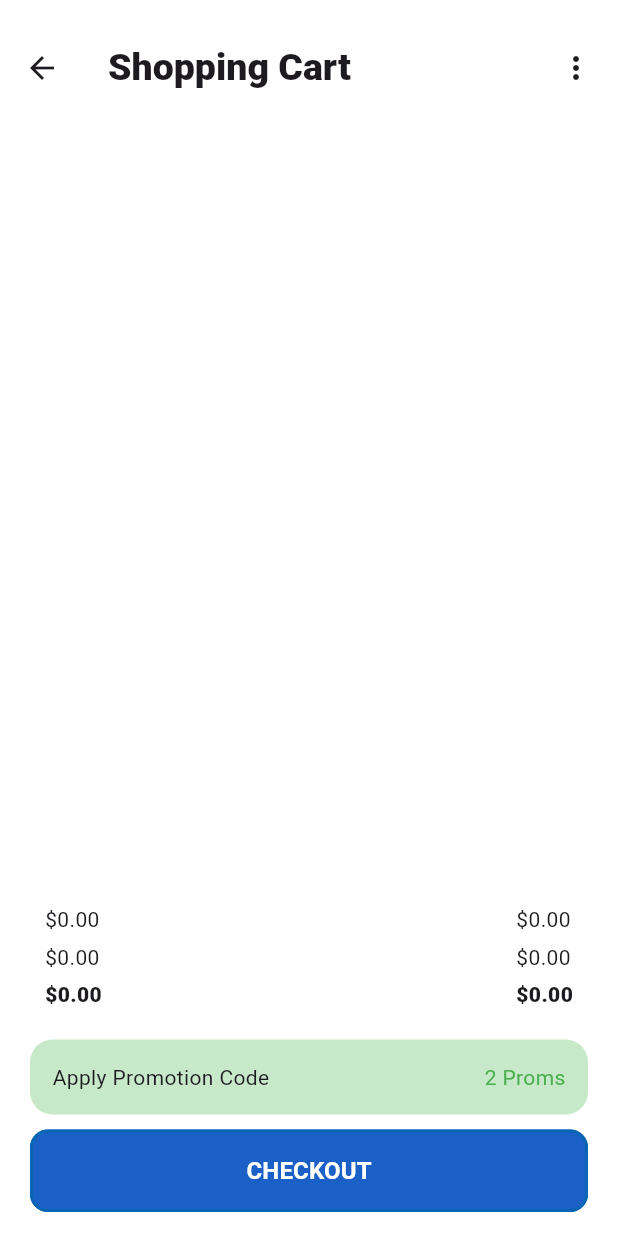
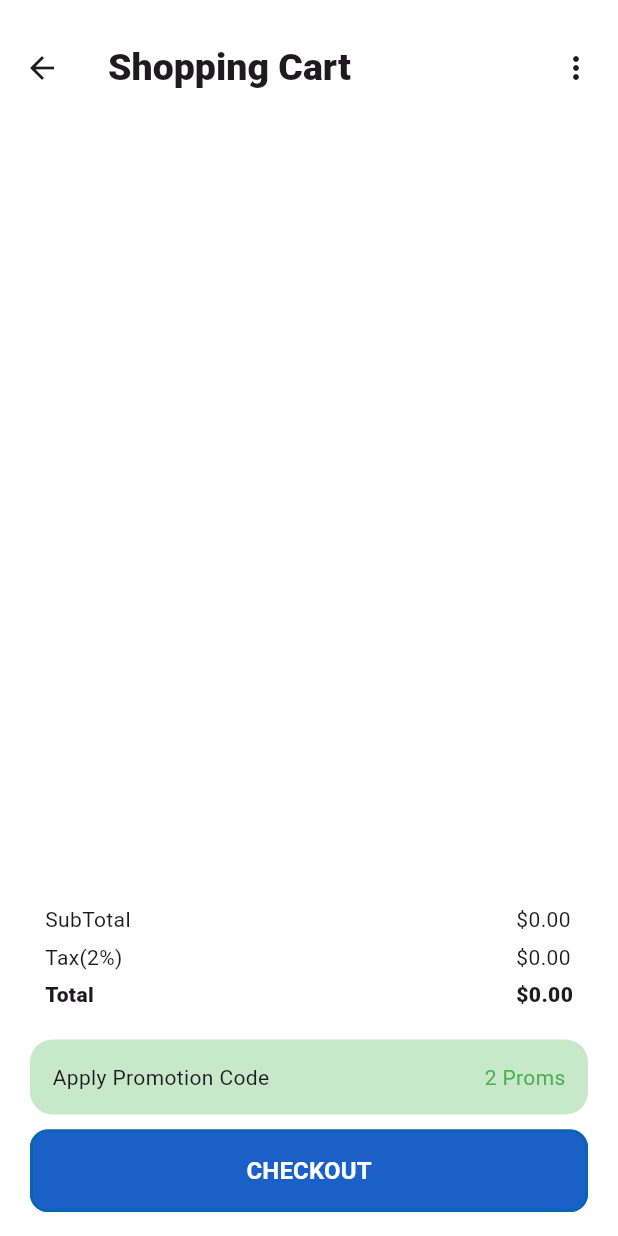
Before and after one commit to Nabin1-chand/Agro, a Flutter app: the ShopingCartScreen screen opened directly, on a phone screen of 412 x 824 dp. Run offline on Flutter 3.47's test engine with Material 3 defaults, Android fonts, the phone set to English and light mode, and no system bars; our stand-ins replace carousel_slider.

Commit message:
code refactro

```diff
--- a/lib/screen/shopping_cart_screen.dart
+++ b/lib/screen/shopping_cart_screen.dart
@@ -70,16 +70,16 @@ class ShopingCartScreen extends StatelessWidget {
                   Column(
                     crossAxisAlignment: CrossAxisAlignment.start,
                     children: [
-                      Text("\$${subtotal.toStringAsFixed(2)}"),
+                      Text("SubTotal"),
                       const SizedBox(
                         height: 5,
                       ),
-                      Text("\$${tax.toStringAsFixed(2)}"),
+                      Text("Tax(2%)"),
                       const SizedBox(
                         height: 5,
                       ),
                       Text(
-                        "\$${total.toStringAsFixed(2)}",
+                        "Total",
                         style: const TextStyle(fontWeight: FontWeight.w800),
                       )
                     ],
```
